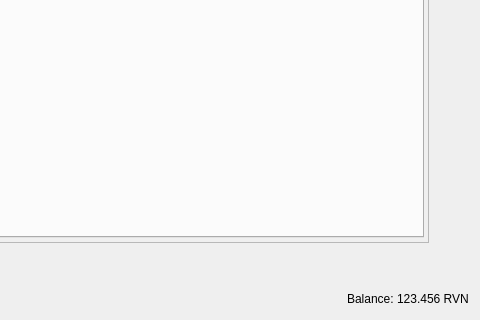
Before: the Qt Designer form src/qt/forms/restrictedassetsdialog.ui in m1126503-spec/MOG-Core, drawn with Qt 5; both pictures show x 688 to 1168 and y 680 to 1000 of the 1168 by 1000 pixel window.
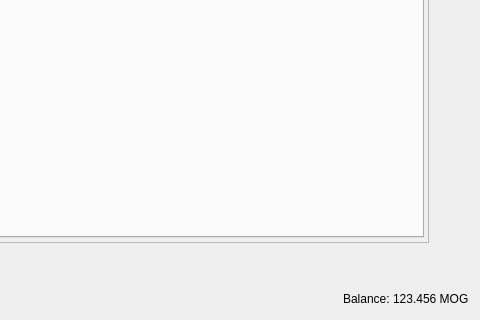
After: the same form once the commit is applied.

The edit to the form file:
```diff
--- a/src/qt/forms/restrictedassetsdialog.ui
+++ b/src/qt/forms/restrictedassetsdialog.ui
@@ -281,7 +281,7 @@
         <cursorShape>IBeamCursor</cursorShape>
        </property>
        <property name="text">
-        <string notr="true">123.456 RVN</string>
+        <string notr="true">123.456 MOG</string>
        </property>
        <property name="textInteractionFlags">
         <set>Qt::LinksAccessibleByMouse|Qt::TextSelectableByKeyboard|Qt::TextSelectableByMouse</set>
```
